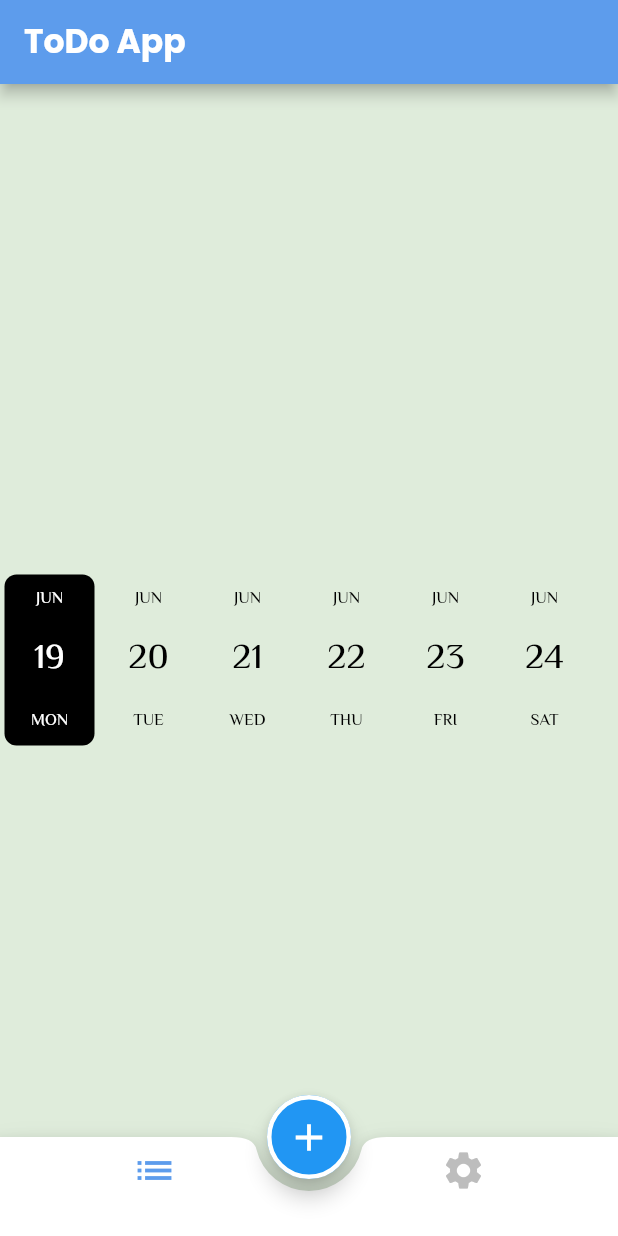
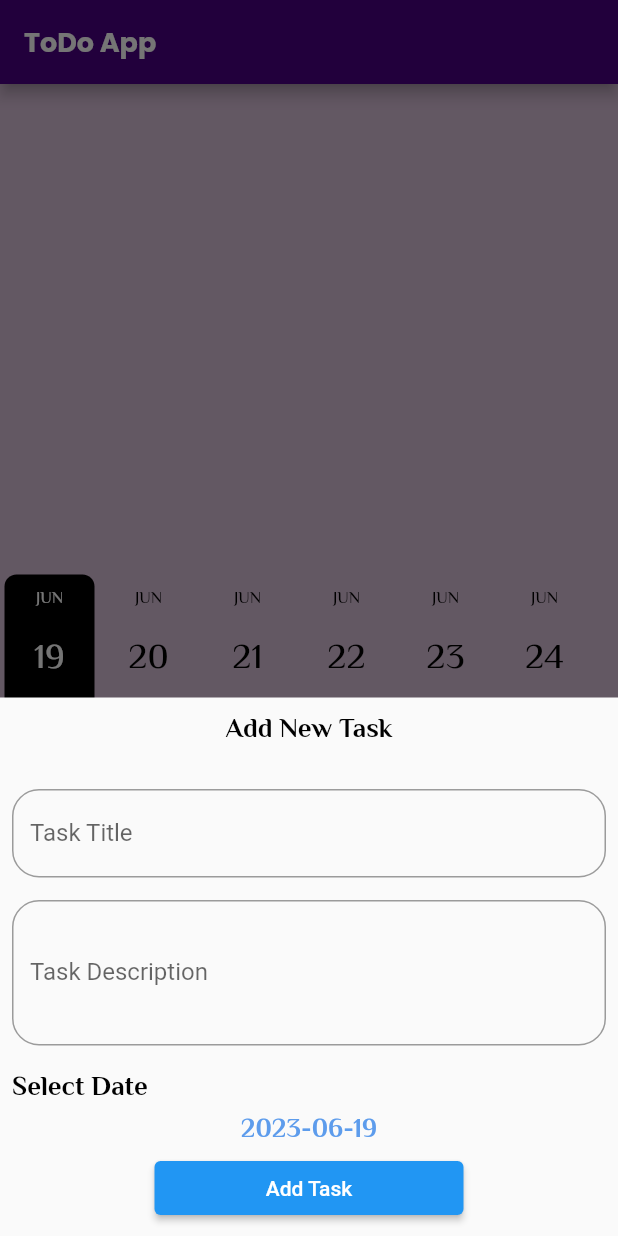
Before and after one commit to MaryamMansour/task-master, a Flutter app: the screen it shows after launch, after a tap on the "add" icon, on a phone screen of 412 x 824 dp. Run offline on Flutter 3.47's test engine with Material 2 defaults, Android fonts, the phone set to English and light mode, and no system bars; drawn by our look-alikes of date_picker_timeline; our stand-ins replace google_fonts.

Commit message:
styling date and theme

```diff
--- a/lib/home_layout/home_layout.dart
+++ b/lib/home_layout/home_layout.dart
@@ -1,6 +1,7 @@
 import 'package:flutter/material.dart';
 import 'package:to_do/screens/setting_screen.dart';
 import 'package:to_do/screens/tasks_screen.dart';
+import 'package:to_do/shared/styles/app_colors.dart';
 
 import '../screens/widgets/show_add_task_bottom_sheet.dart';
 
@@ -21,15 +22,17 @@ class _HomeLayoutState extends State<HomeLayout> {
       appBar: AppBar(
         title: Text(
           "ToDo App",
-          style: Theme.of(context).textTheme.bodyLarge,
+          style: Theme.of(context).textTheme.bodyLarge!.copyWith(color: Colors.white),
         ),
       ),
       floatingActionButtonLocation: FloatingActionButtonLocation.centerDocked ,
       floatingActionButton: FloatingActionButton(
         onPressed: (){
-          showAddTaskBottomSheet();
+          showAddTaskBottomSheetf();
         },
+        backgroundColor: darkPurple,
       child: Icon(Icons.add,size: 30,),
+
       shape: StadiumBorder(
        side: BorderSide(
          color:  Colors.white,
@@ -65,13 +68,14 @@ class _HomeLayoutState extends State<HomeLayout> {
 
    showAddTaskBottomSheetf(){
     showModalBottomSheet(context: context,
-      isScrollControlled: true,
+     isScrollControlled: true,
       builder: (context){
       return Padding(
         padding: EdgeInsets.only(
-          bottom: MediaQuery.of(context).viewInsets.bottom
+          bottom: MediaQuery.of(context).viewInsets.bottom//padding for Keyboard only from bottom
         ),
           child: showAddTaskBottomSheet());
     },);
   }
+
 }
--- a/lib/screens/widgets/show_add_task_bottom_sheet.dart
+++ b/lib/screens/widgets/show_add_task_bottom_sheet.dart
@@ -11,22 +11,23 @@ class showAddTaskBottomSheet extends StatefulWidget {
 
 class _showAddTaskBottomSheetState extends State<showAddTaskBottomSheet> {
   var formKey= GlobalKey<FormState>();
-
+  String selected=DateTime.now().toString().substring(0,10);
   @override
   Widget build(BuildContext context) {
     return Padding(
       padding: EdgeInsets.all(8.0),
-      child: Form(
-        key: formKey,
+      child: Form( //text form field should be inside Form
+        key: formKey, //Form widget should be stateful
         child: Column(
           mainAxisSize: MainAxisSize.min,
           children: [
             Text("Add New Task", style: Theme.of(context).textTheme.bodyMedium
               !.copyWith(color: Colors.black),),
-            SizedBox(
+            const SizedBox(
                 height: 25,
               ),
             TextFormField(
+              textInputAction: TextInputAction.next,//ممكن اعمله  new line
                 validator: (value){
                   if (value == null || value.isEmpty) {
                     return "please enter task title";
@@ -44,10 +45,12 @@ class _showAddTaskBottomSheetState extends State<showAddTaskBottomSheet> {
               )
               ),
         ),
-            SizedBox(
+            const SizedBox(
               height: 15,
             ),
+
             TextFormField(
+              maxLines: 3,
               validator: (value){
                 if (value == null || value.isEmpty) {
                   return "please enter task description";
@@ -67,14 +70,14 @@ class _showAddTaskBottomSheetState extends State<showAddTaskBottomSheet> {
                   )
               ),
             ),
-            SizedBox(
+            const SizedBox(
               height: 15,
             ),
-            Container(
+            SizedBox(
               width:double.infinity ,
               child: Text("Select Date"
                 ,textAlign: TextAlign.start
-                ,style: Theme.of(context).textTheme.bodySmall
+                ,style: Theme.of(context).textTheme.bodyMedium
               !.copyWith(
                 color: Colors.black
               ),),
@@ -83,7 +86,7 @@ class _showAddTaskBottomSheetState extends State<showAddTaskBottomSheet> {
               onTap: (){
                 chooseDate(context);
               },
-                child: Text("12/12/2012", textAlign: TextAlign.center,)),
+                child: Text(selected, textAlign: TextAlign.center,)),
             Container(
               width: MediaQuery.of(context).size.width*.5,
                 child: ElevatedButton(
@@ -99,8 +102,8 @@ class _showAddTaskBottomSheetState extends State<showAddTaskBottomSheet> {
     );
   }
 
-  chooseDate(BuildContext context){
-    showDatePicker(
+  chooseDate(BuildContext context)async{
+    DateTime? selectedDate= await showDatePicker(
         context: context,
         builder: (context, child) => Theme(data: Theme.of(context).copyWith(
           colorScheme: ColorScheme.light(
@@ -113,6 +116,11 @@ class _showAddTaskBottomSheetState extends State<showAddTaskBottomSheet> {
         firstDate: DateTime.now(),
         lastDate: DateTime.now().add(Duration(days: 365),
         ),
-    );
+    ); if(selectedDate!=null){
+      selected = selectedDate.toString().substring(0,10);
+      setState(() {
+
+      });
+    }
   }
 }
--- a/lib/shared/styles/app_colors.dart
+++ b/lib/shared/styles/app_colors.dart
@@ -1,5 +1,8 @@
+
 import 'package:flutter/material.dart';
 
 const Color primaryColor = Color(0xFF5D9CEC);
 const Color greenColor = Color(0xFF61E757);
 const Color lightGreenColor = Color(0xFFDFECDB);
+const Color purple = Color(0xFFD8BFD8);
+const Color darkPurple =Color(0xFF4B0082);
--- a/lib/shared/styles/my_theme.dart
+++ b/lib/shared/styles/my_theme.dart
@@ -1,28 +1,26 @@
 import 'package:flutter/material.dart';
 import 'package:google_fonts/google_fonts.dart';
+import 'package:to_do/shared/styles/text_styles.dart';
 import 'app_colors.dart';
 
 class MyThemeData {
   static ThemeData lightTheme = ThemeData(
-      scaffoldBackgroundColor: lightGreenColor,
+      scaffoldBackgroundColor: purple,
       primaryColor: primaryColor,
       bottomNavigationBarTheme: BottomNavigationBarThemeData(
         backgroundColor: Colors.white,
         type: BottomNavigationBarType.fixed,
-        selectedItemColor: primaryColor,
+        selectedItemColor: darkPurple,
         unselectedItemColor: Colors.grey.shade400,
       ),
       textTheme: TextTheme(
-        bodySmall: GoogleFonts.roboto(
-            fontSize: 20, fontWeight: FontWeight.normal, color: Colors.black),
-        bodyMedium: GoogleFonts.elMessiri(
-            fontSize: 18, fontWeight: FontWeight.bold, color: primaryColor),
-        bodyLarge: GoogleFonts.poppins(
-            fontSize: 22, fontWeight: FontWeight.bold, color: Colors.white),
+        bodySmall: Robto12Black(),
+        bodyMedium: elMissiryMid(),
+        bodyLarge: poppins18Light(),
       ),
       appBarTheme: AppBarTheme(
         iconTheme: IconThemeData(color: Colors.white, size: 35),
-        backgroundColor: primaryColor,
+        backgroundColor: darkPurple,
       ));
   static ThemeData darkTheme = ThemeData();
 }
--- /dev/null
+++ b/lib/shared/styles/text_styles.dart
@@ -0,0 +1,21 @@
+import 'dart:ui';
+
+import 'package:flutter/material.dart';
+import 'package:flutter/src/painting/text_style.dart';
+import 'package:google_fonts/google_fonts.dart';
+
+import 'app_colors.dart';
+
+TextStyle Robto12Black()=> GoogleFonts.roboto(
+    fontSize: 12,
+    fontWeight: FontWeight.normal,
+    color:  Colors.black);
+
+TextStyle poppins18Light()=> GoogleFonts.poppins(
+  fontSize: 18,
+  fontWeight: FontWeight.bold,
+  color: primaryColor
+);
+
+TextStyle elMissiryMid()=> GoogleFonts.elMessiri(
+    fontSize: 18, fontWeight: FontWeight.bold, color: primaryColor);
```
